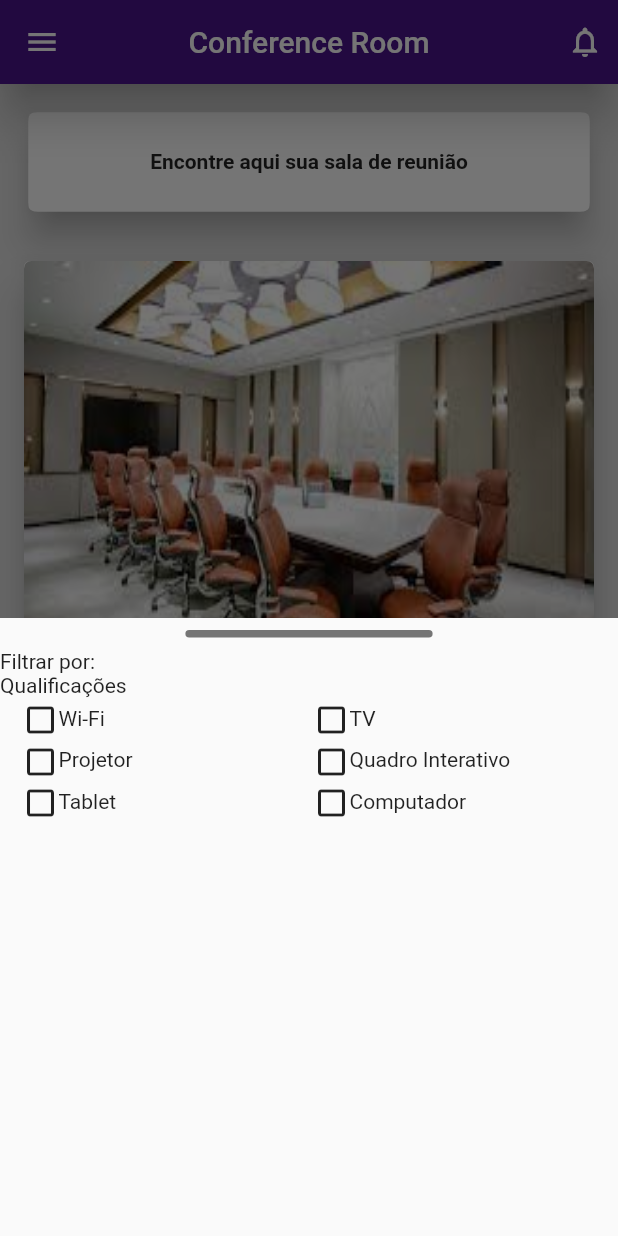
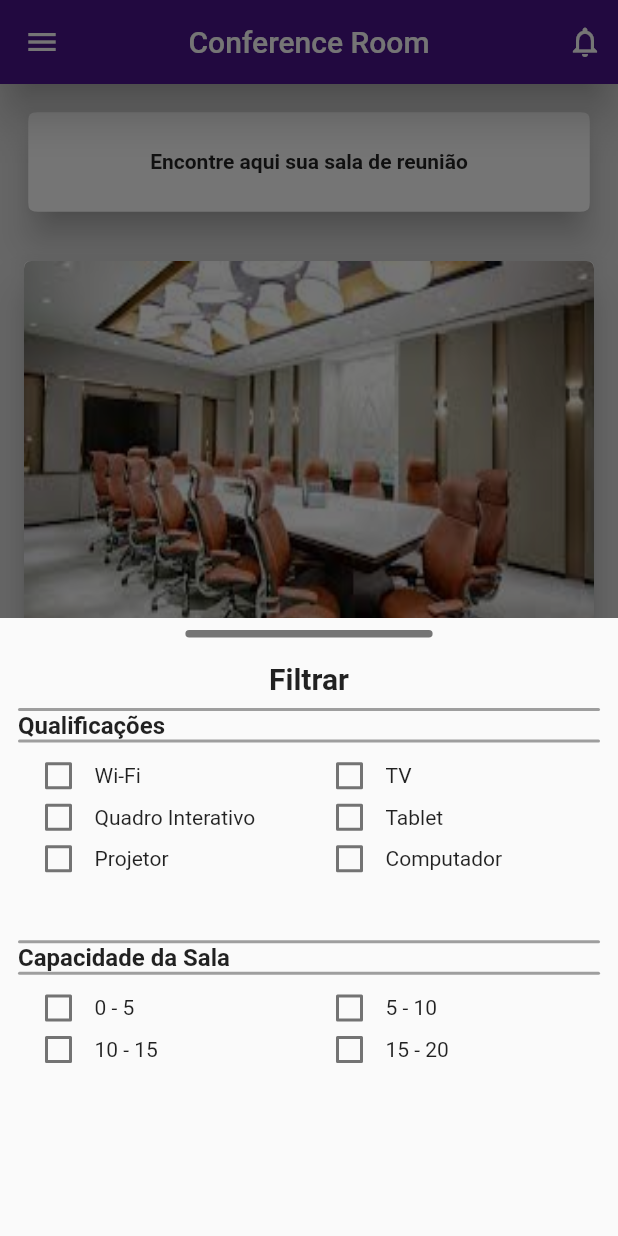
Before and after one commit to M-antunes/Innovareti_test, a Flutter app: the screen it shows after launch, after a tap on "Encontre aqui sua sala de reunião", on a phone screen of 412 x 824 dp. Run offline on Flutter 3.47's test engine with Material 2 defaults, Android fonts, the phone set to English and light mode, and no system bars.

Commit message:
terminando os checkBox de validação para o filtro (layout)

```diff
--- a/lib/models/mocked_room_model.dart
+++ b/lib/models/mocked_room_model.dart
@@ -17,6 +17,22 @@ class MockedRoomModel {
     false,
     false,
     false,
+  ];
+
+  List<Map<String, dynamic>> featureFilters = [
+    {'name': 'Wi-Fi', 'isChecked': false},
+    {'name': 'TV', 'isChecked': false},
+    {'name': 'Quadro Interativo', 'isChecked': false},
+    {'name': 'Tablet', 'isChecked': false},
+    {'name': 'Projetor', 'isChecked': false},
+    {'name': 'Computador', 'isChecked': false},
+  ];
+
+  List<Map<String, dynamic>> capacityFilters = [
+    {'name': '0 - 5', 'isChecked': false},
+    {'name': '5 - 10', 'isChecked': false},
+    {'name': '10 - 15', 'isChecked': false},
+    {'name': '15 - 20', 'isChecked': false},
   ];
 
   final listOfModels = [
--- a/lib/pages/home/home_page.dart
+++ b/lib/pages/home/home_page.dart
@@ -4,6 +4,10 @@ import 'package:innovareti_test/models/mocked_room_model.dart';
 import 'package:innovareti_test/pages/home/widgets/room_card.dart';
 import 'package:innovareti_test/shared/theme/app_colors.dart';
 import 'package:innovareti_test/shared/theme/app_text_styles.dart';
+
+import 'widgets/capacity_filter.dart';
+import 'widgets/horizontal_divider.dart';
+import 'widgets/qualification_filter.dart';
 
 class HomePage extends StatefulWidget {
   const HomePage({Key? key}) : super(key: key);
@@ -62,6 +66,7 @@ class _HomePageState extends State<HomePage> {
               onTap: () => showModalBottomSheet(
                 context: context,
                 builder: (_) {
+                  return StatefulBuilder(builder: (context, setState) {
                     return SizedBox(
                       height: size.height * 0.5,
                       child: Column(
@@ -82,104 +87,51 @@ class _HomePageState extends State<HomePage> {
                               ),
                             ),
                           ),
-                        Text('Filtrar por:'),
-                        Text('Qualificações'),
-
-                        Padding(
-                          padding: const EdgeInsets.symmetric(horizontal: 12),
-                          child: SizedBox(
-                            height: size.height * 0.4,
-                            width: double.infinity,
-                            child: GridView.builder(
-                              itemCount:
-                                  mockedRoomModel.listOfFeaturesToCheck.length,
-                              itemBuilder: (context, index) {
-                                var feature = mockedRoomModel
-                                    .listOfFeaturesToCheck[index];
-
-                                return Container(
-                                  decoration: BoxDecoration(
-                                    borderRadius: BorderRadius.circular(30),
-                                  ),
+                          const Center(
                             child: Padding(
-                                    padding: const EdgeInsets.all(3),
-                                    child: Row(
-                                      crossAxisAlignment:
-                                          CrossAxisAlignment.center,
-                                      children: [
-                                        InkWell(
-                                          onTap: () {
-                                            setState(() {
-                                              mockedRoomModel
-                                                      .listOfBools[index] =
-                                                  !mockedRoomModel
-                                                      .listOfBools[index];
-                                            });
-                                          },
-                                          child: Icon(
-                                            mockedRoomModel.listOfBools[index]
-                                                ? Icons.check_box
-                                                : Icons.check_box_outline_blank,
-                                          ),
-                                        ),
-                                        Text(feature),
-                                      ],
-                                    ),
-                                  ),
-                                );
-                              },
-                              gridDelegate:
-                                  const SliverGridDelegateWithFixedCrossAxisCount(
-                                crossAxisCount: 2,
-                                childAspectRatio: 14 / 2,
-                                crossAxisSpacing: 0,
-                                mainAxisSpacing: 0,
+                              padding: EdgeInsets.all(8.0),
+                              child: const Text(
+                                'Filtrar',
+                                style: AppTextStyles.filterBy,
                               ),
                             ),
                           ),
-                        )
-                        // Row(
-                        //   mainAxisAlignment: MainAxisAlignment.spaceEvenly,
-                        //   children: [
-                        //     Column(
-                        //       mainAxisSize: MainAxisSize.min,
-                        //       children: [
-                        //         Row(
-                        //           children: [
-                        //             Icon(Icons.check_box_outline_blank),
-                        //         Text('Wi-Fi'),
-                        //           ],
-                        //         ),
-                        //         Row(
-                        //           children: [
-                        //             Icon(Icons.check_box_outline_blank),
-                        //         Text('TV'),
-                        //           ],
-                        //         ),
-                        //       ],
-                        //     ),
-                        //     Column(
-                        //       mainAxisSize: MainAxisSize.min,
-                        //       children: [
-                        //         Icon(Icons.check_box_outline_blank),
-                        //         Text('Projetor'),
-                        //         Icon(Icons.check_box_outline_blank),
-                        //         Text('Quadro Interativo'),
-                        //       ],
-                        //     ),
-                        //     Column(
-                        //       children: [
-                        //         Icon(Icons.check_box_outline_blank),
-                        //         Text('Tablet'),
-                        //         Icon(Icons.check_box_outline_blank),
-                        //         Text('Computador'),
-                        //       ],
-                        //     ),
-                        //   ],
-                        // )
+                          const HorizontalDivider(),
+                          const Padding(
+                            padding: EdgeInsets.symmetric(
+                              horizontal: 12,
+                            ),
+                            child: const Text(
+                              'Qualificações',
+                              style: AppTextStyles.filterOption,
+                            ),
+                          ),
+                          const HorizontalDivider(),
+                          SizedBox(
+                            height: size.height * 0.01,
+                          ),
+                          QualificationFilter(
+                              size: size, mockedRoomModel: mockedRoomModel),
+                          const HorizontalDivider(),
+                          const Padding(
+                            padding: EdgeInsets.symmetric(
+                              horizontal: 12,
+                            ),
+                            child: Text(
+                              'Capacidade da Sala',
+                              style: AppTextStyles.filterOption,
+                            ),
+                          ),
+                          const HorizontalDivider(),
+                          SizedBox(
+                            height: size.height * 0.01,
+                          ),
+                          CapacityFilter(
+                              size: size, mockedRoomModel: mockedRoomModel)
                         ],
                       ),
                     );
+                  });
                 },
               ),
             ),
--- /dev/null
+++ b/lib/pages/home/widgets/capacity_filter.dart
@@ -0,0 +1,65 @@
+import 'package:flutter/material.dart';
+import 'package:innovareti_test/models/mocked_room_model.dart';
+
+class CapacityFilter extends StatefulWidget {
+  const CapacityFilter({
+    Key? key,
+    required this.size,
+    required this.mockedRoomModel,
+  }) : super(key: key);
+
+  final Size size;
+  final MockedRoomModel mockedRoomModel;
+
+  @override
+  State<CapacityFilter> createState() => _CapacityFilterState();
+}
+
+class _CapacityFilterState extends State<CapacityFilter> {
+  @override
+  Widget build(BuildContext context) {
+    return Padding(
+      padding: const EdgeInsets.symmetric(horizontal: 12),
+      child: SizedBox(
+        height: widget.size.height * 0.1,
+        width: double.infinity,
+        child: GridView.builder(
+          itemCount: widget.mockedRoomModel.capacityFilters.length,
+          itemBuilder: (context, index) {
+            var capacity = widget.mockedRoomModel.capacityFilters[index];
+
+            return Container(
+              decoration: BoxDecoration(
+                borderRadius: BorderRadius.circular(30),
+              ),
+              child: Padding(
+                padding: const EdgeInsets.all(3),
+                child: Row(
+                  crossAxisAlignment: CrossAxisAlignment.center,
+                  children: [
+                    Checkbox(
+                        value: capacity['isChecked'],
+                        onChanged: (newValue) {
+                          setState(() {
+                            capacity['isChecked'] = newValue!;
+                          });
+                        }),
+                    Text(
+                      capacity['name'],
+                    ),
+                  ],
+                ),
+              ),
+            );
+          },
+          gridDelegate: const SliverGridDelegateWithFixedCrossAxisCount(
+            crossAxisCount: 2,
+            childAspectRatio: 14 / 2,
+            crossAxisSpacing: 0,
+            mainAxisSpacing: 0,
+          ),
+        ),
+      ),
+    );
+  }
+}
--- /dev/null
+++ b/lib/pages/home/widgets/horizontal_divider.dart
@@ -0,0 +1,22 @@
+import 'package:flutter/material.dart';
+
+class HorizontalDivider extends StatelessWidget {
+  const HorizontalDivider({
+    Key? key,
+  }) : super(key: key);
+
+  @override
+  Widget build(BuildContext context) {
+    return Container(
+      margin: const EdgeInsets.symmetric(
+        horizontal: 12,
+      ),
+      height: 2,
+      width: double.infinity,
+      decoration: BoxDecoration(
+        color: Colors.grey,
+        borderRadius: BorderRadius.circular(10),
+      ),
+    );
+  }
+}
--- /dev/null
+++ b/lib/pages/home/widgets/qualification_filter.dart
@@ -0,0 +1,65 @@
+import 'package:flutter/material.dart';
+import 'package:innovareti_test/models/mocked_room_model.dart';
+
+class QualificationFilter extends StatefulWidget {
+  const QualificationFilter({
+    Key? key,
+    required this.size,
+    required this.mockedRoomModel,
+  }) : super(key: key);
+
+  final Size size;
+  final MockedRoomModel mockedRoomModel;
+
+  @override
+  State<QualificationFilter> createState() => _QualificationFilterState();
+}
+
+class _QualificationFilterState extends State<QualificationFilter> {
+  @override
+  Widget build(BuildContext context) {
+    return Padding(
+      padding: const EdgeInsets.symmetric(horizontal: 12),
+      child: SizedBox(
+        height: widget.size.height * 0.15,
+        width: double.infinity,
+        child: GridView.builder(
+          itemCount: widget.mockedRoomModel.listOfFeaturesToCheck.length,
+          itemBuilder: (context, index) {
+            var feature = widget.mockedRoomModel.featureFilters[index];
+
+            return Container(
+              decoration: BoxDecoration(
+                borderRadius: BorderRadius.circular(30),
+              ),
+              child: Padding(
+                padding: const EdgeInsets.all(3),
+                child: Row(
+                  crossAxisAlignment: CrossAxisAlignment.center,
+                  children: [
+                    Checkbox(
+                        value: feature['isChecked'],
+                        onChanged: (newValue) {
+                          setState(() {
+                            feature['isChecked'] = newValue!;
+                          });
+                        }),
+                    Text(
+                      feature['name'],
+                    ),
+                  ],
+                ),
+              ),
+            );
+          },
+          gridDelegate: const SliverGridDelegateWithFixedCrossAxisCount(
+            crossAxisCount: 2,
+            childAspectRatio: 14 / 2,
+            crossAxisSpacing: 0,
+            mainAxisSpacing: 0,
+          ),
+        ),
+      ),
+    );
+  }
+}
--- a/lib/shared/theme/app_text_styles.dart
+++ b/lib/shared/theme/app_text_styles.dart
@@ -23,4 +23,12 @@ class AppTextStyles {
     fontSize: 24,
     fontWeight: FontWeight.bold,
   );
+  static const filterBy = TextStyle(
+    fontSize: 20,
+    fontWeight: FontWeight.bold,
+  );
+  static const filterOption = TextStyle(
+    fontSize: 16,
+    fontWeight: FontWeight.bold,
+  );
 }
```
Lines whose indentation alone changed are shown as unchanged.
